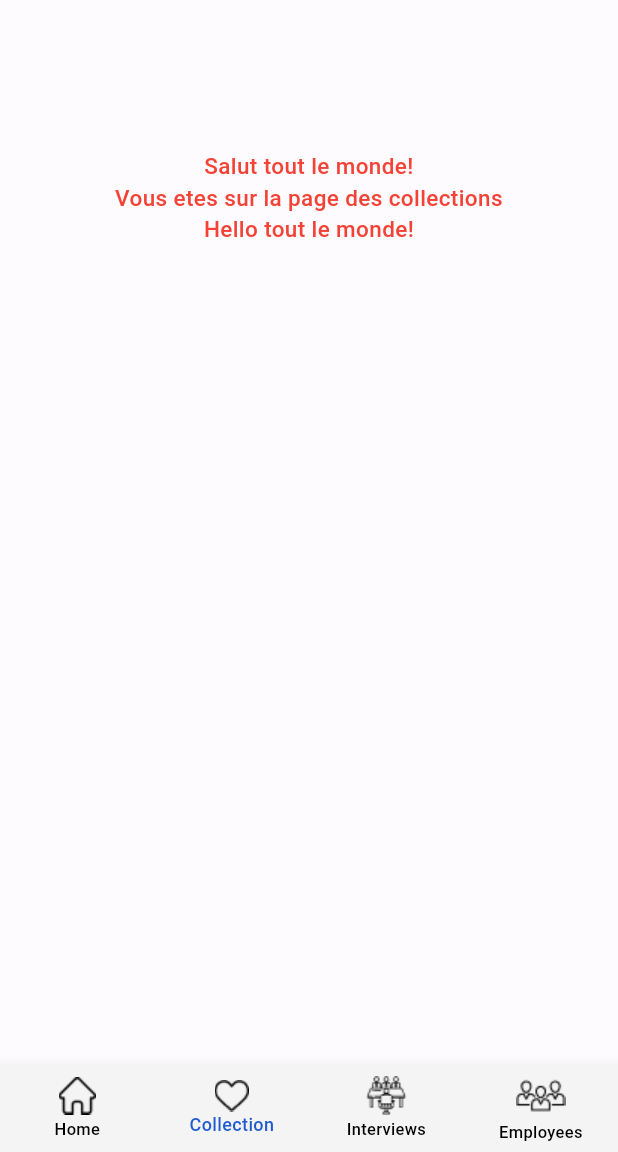
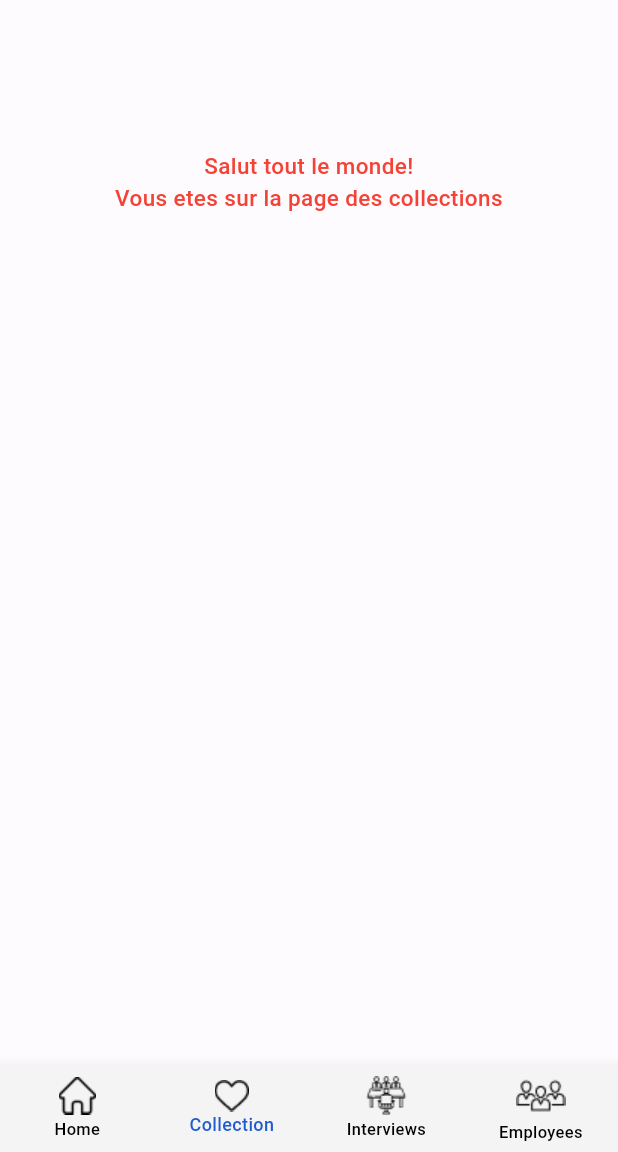
Before and after one commit to yantd29/Taklink, a Flutter app: the screen it shows after launch, item 2 of the bottom bar chosen, on a phone screen of 412 x 824 dp, the part 84-1236 px from its top. Run offline on Flutter 3.47's test engine with Material 3 defaults, Android fonts, the phone set to English and light mode, and no system bars.

Commit message:
suppression du texte "Hello tout le monde" de la page collectionsPage

```diff
--- a/lib/views/collectionsPage.dart
+++ b/lib/views/collectionsPage.dart
@@ -82,7 +82,6 @@ class CollectionsPage extends StatelessWidget {
       children: <Widget>[
         simpleText('Salut tout le monde!'),
         simpleText('Vous etes sur la page des collections'),
-        simpleText('Hello tout le monde!'),
       ],
     );
   }
```
